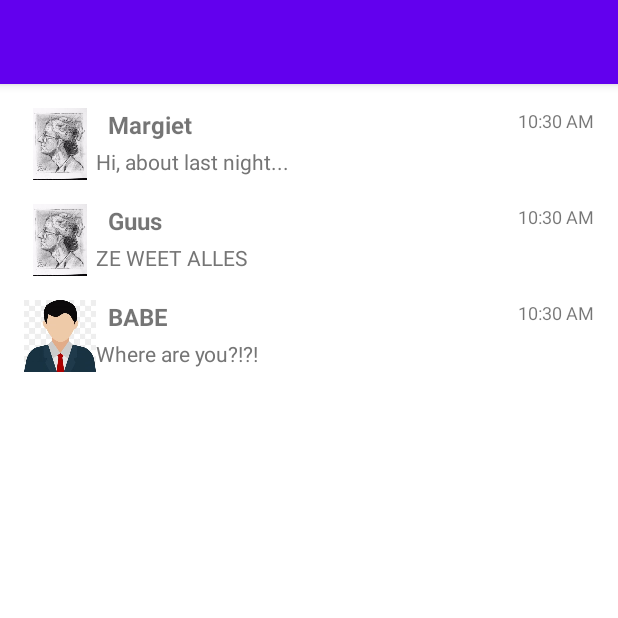
After one commit to waterrot/Gighub2.0, an Android app built with Jetpack Compose: the ChatOverviewActivity screen opened directly, with no data from a screen before it, on a phone screen of 412 x 824 dp, the top half of it. The commit adds this screen. Run offline under Robolectric (Android 15) with nearby library versions, the phone set to English and light mode, and no system bars.

Commit message:
made the chatoverviewpage work and made some small changes to it

```diff
--- a/app/build.gradle
+++ b/app/build.gradle
@@ -68,6 +68,7 @@ dependencies {
     implementation platform('androidx.compose:compose-bom:2022.10.00')
     implementation platform('androidx.compose:compose-bom:2022.10.00')
     implementation platform('androidx.compose:compose-bom:2022.10.00')
+    implementation platform('androidx.compose:compose-bom:2022.10.00')
     testImplementation 'junit:junit:4.13.2'
     androidTestImplementation 'androidx.test.ext:junit:1.1.3'
     androidTestImplementation 'androidx.test.espresso:espresso-core:3.4.0'
@@ -76,6 +77,7 @@ dependencies {
     androidTestImplementation platform('androidx.compose:compose-bom:2022.10.00')
     androidTestImplementation platform('androidx.compose:compose-bom:2022.10.00')
     androidTestImplementation platform('androidx.compose:compose-bom:2022.10.00')
+    androidTestImplementation platform('androidx.compose:compose-bom:2022.10.00')
     debugImplementation 'androidx.compose.ui:ui-tooling'
     debugImplementation 'androidx.compose.ui:ui-test-manifest'
 }
--- a/app/src/main/java/com/example/gighub/ChatAdapter.kt
+++ b/app/src/main/java/com/example/gighub/ChatAdapter.kt
@@ -1,22 +1,18 @@
 package com.example.gighub
 
+import android.icu.text.SimpleDateFormat
 import android.os.Bundle
 import androidx.activity.ComponentActivity
-import androidx.activity.compose.setContent
-import androidx.compose.foundation.layout.fillMaxSize
-import androidx.compose.material3.MaterialTheme
-import androidx.compose.material3.Surface
-import androidx.compose.material3.Text
-import androidx.compose.runtime.Composable
-import androidx.compose.ui.Modifier
-import androidx.compose.ui.tooling.preview.Preview
 import com.example.gighub.ui.theme.GighubTheme
 import android.view.View
 import android.view.ViewGroup
 import android.view.LayoutInflater
+import android.widget.ImageView
 import android.widget.TextView
 import androidx.recyclerview.widget.RecyclerView
 import com.example.gighub.Contact
+import java.util.Calendar
+import java.util.Locale
 
 
 /* code to make the overview page work */
@@ -29,7 +25,6 @@ class ChatAdapter(private val contacts: List<Contact>) : RecyclerView.Adapter<Ch
 
     override fun onBindViewHolder(holder: ViewHolder, position: Int) {
         val contact = contacts[position]
-
         holder.bind(contact)
     }
 
@@ -37,13 +32,36 @@ class ChatAdapter(private val contacts: List<Contact>) : RecyclerView.Adapter<Ch
         return contacts.size
     }
 
-    inner class ViewHolder(itemView: View) : RecyclerView.ViewHolder(itemView) {
+    class ViewHolder(itemView: View) : RecyclerView.ViewHolder(itemView) {
+        private val contactImageView: ImageView = itemView.findViewById(R.id.contactImageView)
         private val contactNameTextView: TextView = itemView.findViewById(R.id.contactNameTextView)
         private val messageTextView: TextView = itemView.findViewById(R.id.messageTextView)
+        private val timeTextView: TextView = itemView.findViewById(R.id.timeTextView)
+        private val unreadIndicatorImageView: ImageView = itemView.findViewById(R.id.unreadIndicatorImageView)
 
         fun bind(contact: Contact) {
+            // Bind the data to the views
+            contactImageView.setImageResource(getContactImageResource(contact.name))
             contactNameTextView.text = contact.name
             messageTextView.text = contact.lastMessage
+            timeTextView.text = getTimeString()
+            unreadIndicatorImageView.visibility = View.GONE
+        }
+
+        private fun getContactImageResource(name: String): Int {
+            // Determine the appropriate image resource based on the contact name
+            return when (name) {
+                "Guus" -> R.drawable.contact_image_1
+                "Margiet" -> R.drawable.contact_image_1
+                else -> R.drawable.avatar_placeholder
+            }
+        }
+
+        private fun getTimeString(): String {
+            // Get the current time as a string
+            val currentTime = Calendar.getInstance().time
+            val timeFormat = SimpleDateFormat("hh:mm a", Locale.getDefault())
+            return timeFormat.format(currentTime)
         }
     }
 }
--- /dev/null
+++ b/app/src/main/java/com/example/gighub/ChatOverviewActivity.kt
@@ -0,0 +1,25 @@
+package com.example.gighub
+
+import android.os.Bundle
+import androidx.activity.ComponentActivity
+import androidx.recyclerview.widget.LinearLayoutManager
+import androidx.recyclerview.widget.RecyclerView
+import com.example.gighub.ui.theme.GighubTheme
+
+class ChatOverviewActivity : ComponentActivity() {
+    override fun onCreate(savedInstanceState: Bundle?) {
+        super.onCreate(savedInstanceState)
+        setContentView(R.layout.chat_overview)
+
+        val chatData = listOf(
+            Contact("Margiet", "Hi, about last night..."),
+            Contact("Guus", "ZE WEET ALLES"),
+            Contact("BABE", "Where are you?!?!"),
+            // Add more contacts as needed
+        )
+
+        val chatListRecyclerView = findViewById<RecyclerView>(R.id.chatList)
+        chatListRecyclerView.layoutManager = LinearLayoutManager(this)
+        chatListRecyclerView.adapter = ChatAdapter(chatData)
+    }
+}
--- a/app/src/main/res/values/strings.xml
+++ b/app/src/main/res/values/strings.xml
@@ -17,4 +17,5 @@
     <string name="title_activity_chat">ChatActivity</string>
     <string name="title_activity_send_message">ActivitySendMessage</string>
     <string name="title_activity_chat_adapter">ChatAdapter</string>
+    <string name="title_activity_chat_overview">ChatOverviewActivity</string>
 </resources>
```
Also changed, not shown: app/src/main/AndroidManifest.xml (+8 -3 lines), app/src/main/java/com/example/gighub/MainActivity.kt (+10 -0 lines), app/src/main/java/com/example/gighub/Contact.kt (line endings or trailing spaces).
